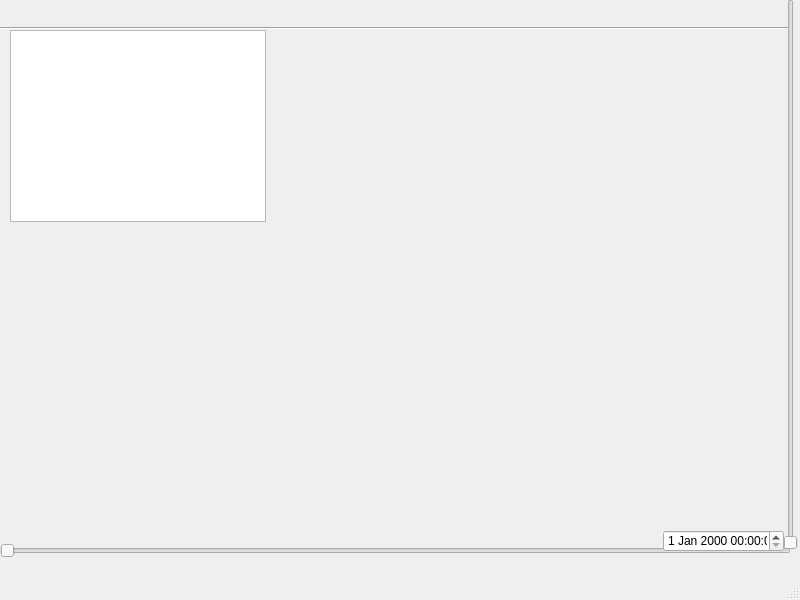
First picture: the form in QT/serial_port/serial_port/mainwindow.ui, repository machester/Learning, before the edit.
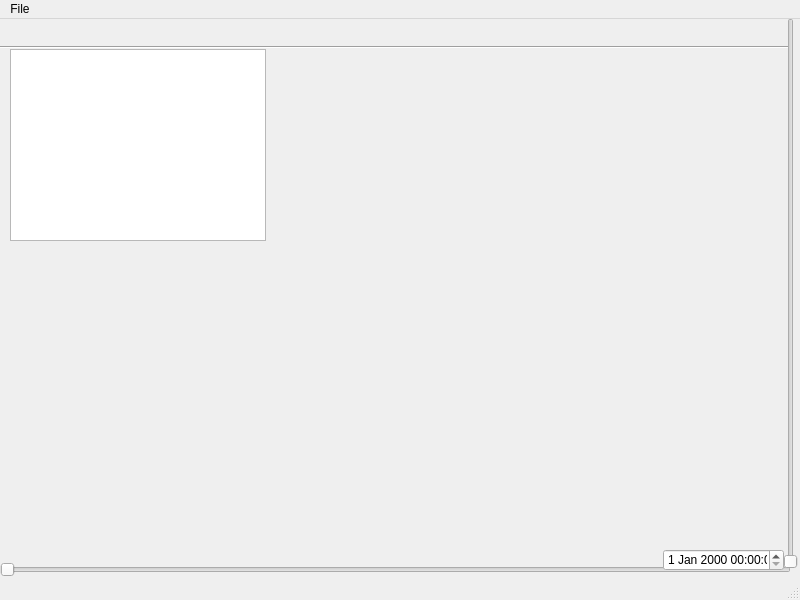
Second picture: the form after the edit.

Diff of the .ui file:
```diff
--- a/QT/serial_port/serial_port/mainwindow.ui
+++ b/QT/serial_port/serial_port/mainwindow.ui
@@ -86,6 +86,14 @@
      <height>21</height>
     </rect>
    </property>
+   <widget class="QMenu" name="menuFile">
+    <property name="title">
+     <string>File</string>
+    </property>
+    <addaction name="actionOpen"/>
+    <addaction name="actionClose"/>
+   </widget>
+   <addaction name="menuFile"/>
   </widget>
   <widget class="QStatusBar" name="statusbar"/>
  </widget>
```
Left out of the diff: 10 changed lines with no effect on the pictures.
